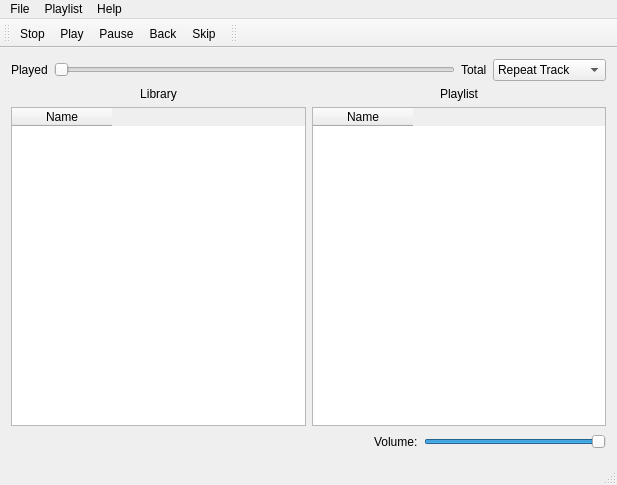
Above: mainwindow.ui from xxfischixx2/TXmp before the change. Below: the same form after it.
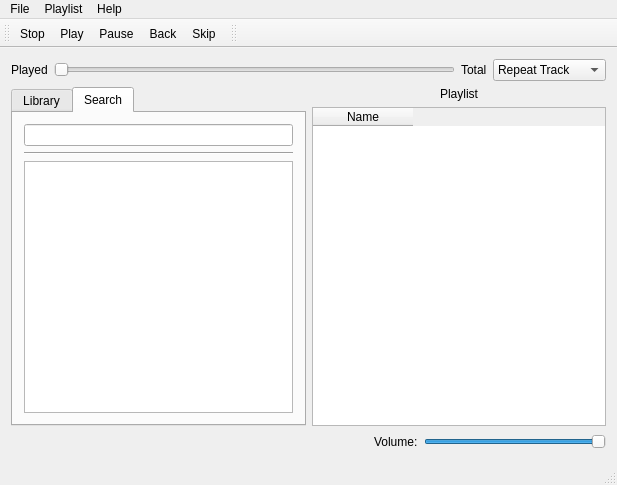
That is the form after the change. Icons and pictures are not drawn.

Commit message: added search bar and settings reset button

What changed in the file:
```diff
--- a/mainwindow.ui
+++ b/mainwindow.ui
@@ -91,15 +91,15 @@
       <item>
        <layout class="QVBoxLayout" name="verticalLayout_2">
         <item>
-         <widget class="QLabel" name="libLabel">
-          <property name="text">
+         <widget class="QTabWidget" name="libraryTabWidget">
+          <property name="currentIndex">
+           <number>1</number>
+          </property>
+          <widget class="QWidget" name="libraryTab">
+           <attribute name="title">
            <string>Library</string>
-          </property>
-          <property name="alignment">
-           <set>Qt::AlignCenter</set>
-          </property>
-         </widget>
-        </item>
+           </attribute>
+           <layout class="QVBoxLayout" name="verticalLayout_4">
         <item>
          <widget class="QTableWidget" name="libraryTable">
           <property name="showGrid">
@@ -113,6 +113,30 @@
          </widget>
         </item>
        </layout>
+          </widget>
+          <widget class="QWidget" name="searchTab">
+           <attribute name="title">
+            <string>Search</string>
+           </attribute>
+           <layout class="QVBoxLayout" name="verticalLayout_5">
+            <item>
+             <widget class="QLineEdit" name="searchBar"/>
+            </item>
+            <item>
+             <widget class="Line" name="line">
+              <property name="orientation">
+               <enum>Qt::Horizontal</enum>
+              </property>
+             </widget>
+            </item>
+            <item>
+             <widget class="QListWidget" name="searchResultList"/>
+            </item>
+           </layout>
+          </widget>
+         </widget>
+        </item>
+       </layout>
       </item>
       <item>
        <layout class="QVBoxLayout" name="verticalLayout">
```
Left out of the diff: 7 changed lines with no effect on the pictures. Lines whose indentation alone changed are shown as unchanged. The commit also changes 6 other files.
